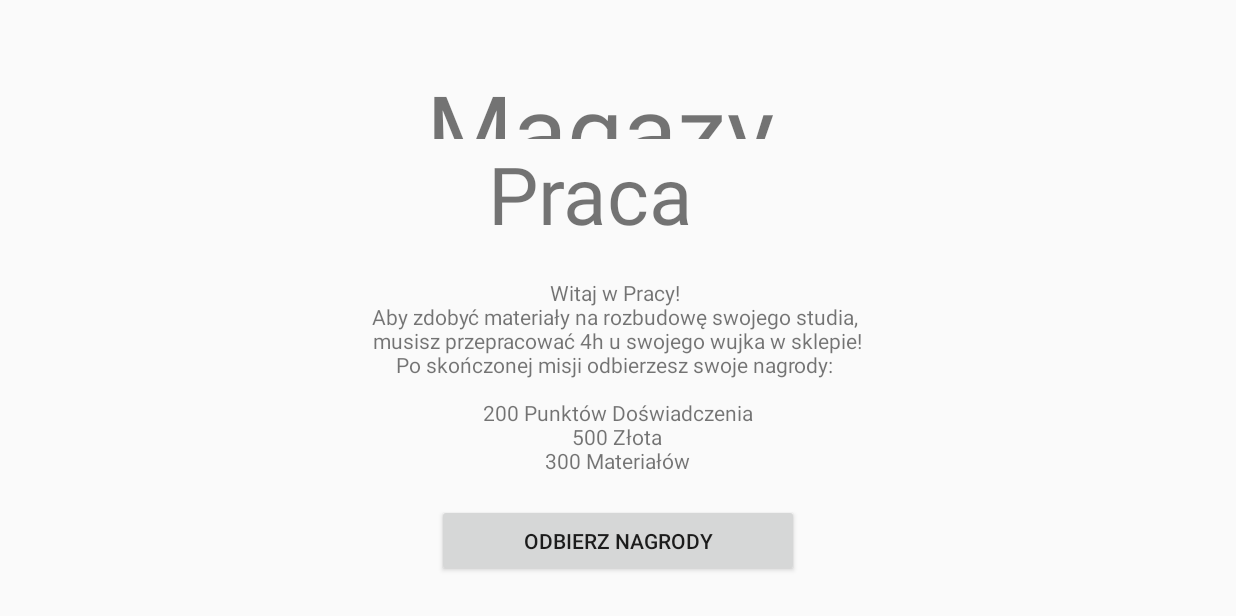
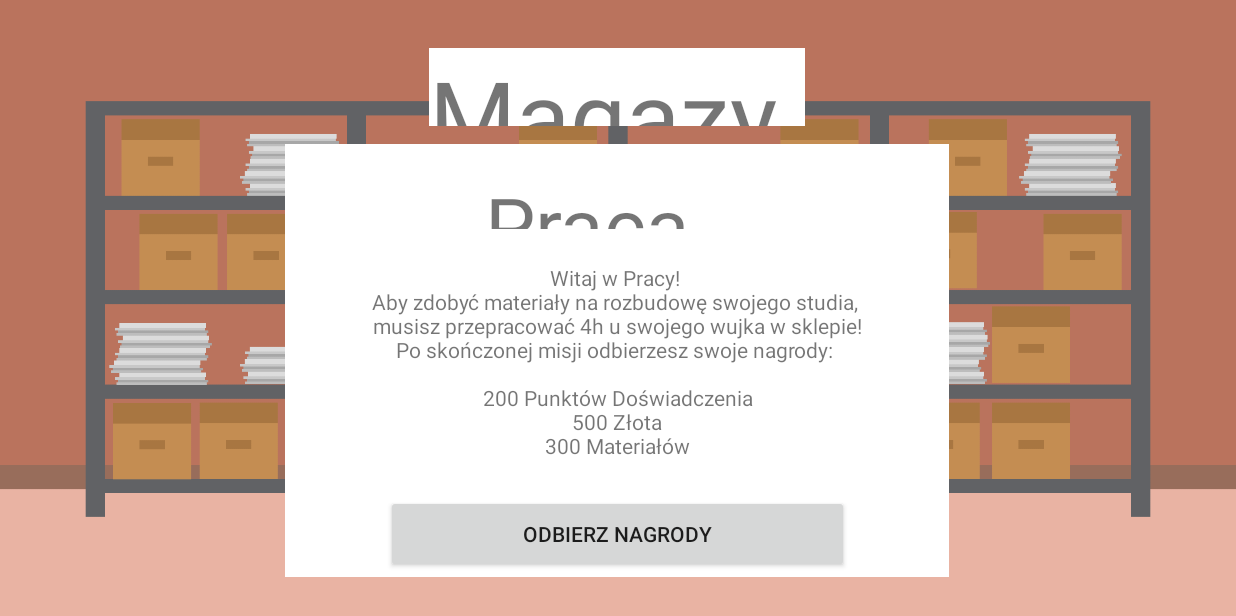
Before and after one commit to KatarzynaKapusta/Studio-graficzne, an Android app: the activity_magazyn screen opened directly, with no data from a screen before it, on a phone screen of 824 x 412 dp (held sideways). Run offline under Robolectric (Android 15) with nearby library versions, the phone set to English and light mode, and no system bars; our stand-ins replace Firebase (no records; nobody signed in at launch, a user with empty details on screens opened directly).

Commit message:
Nowy magazyn

```diff
--- a/app/build.gradle
+++ b/app/build.gradle
@@ -46,4 +46,7 @@ dependencies {
     implementation 'com.google.firebase:firebase-firestore'
     //Firebase authentication ui (auth by email)
     implementation 'com.firebaseui:firebase-ui-auth:7.2.0'
+
+    //noinspection GradleCompatible
+    implementation 'androidx.percentlayout:percentlayout:1.0.0'
 }
--- a/app/src/main/java/com/example/studiograficzne/activity_magazyn.java
+++ b/app/src/main/java/com/example/studiograficzne/activity_magazyn.java
@@ -2,28 +2,95 @@ package com.example.studiograficzne;
 
 import android.os.Bundle;
 import android.widget.Button;
+import android.widget.Toast;
 
 import androidx.annotation.NonNull;
 import androidx.appcompat.app.AppCompatActivity;
 
+import com.google.firebase.auth.FirebaseAuth;
+import com.google.firebase.auth.FirebaseUser;
+import com.google.firebase.database.DataSnapshot;
+import com.google.firebase.database.DatabaseError;
+import com.google.firebase.database.DatabaseReference;
+import com.google.firebase.database.FirebaseDatabase;
+import com.google.firebase.database.ValueEventListener;
+
 public class activity_magazyn extends AppCompatActivity {
+
+
+    FirebaseDatabase firebaseDatabase;
+    DatabaseReference databaseReference;
+    Missions Mission1 = new Missions();
+    UserGameInfo User;
+    FirebaseAuth mAuth;
+
 
     @Override
     protected void onCreate(Bundle savedInstanceState) {
         super.onCreate(savedInstanceState);
         setContentView(R.layout.activity_magazyn);
 
-        UserGameInfo User1 = getIntent().getParcelableExtra("user");
-        Missions Mission1 = new Missions();
+        mAuth = FirebaseAuth.getInstance();
 
-        Button rewardsButton = findViewById(R.id.odbierz_nagrody);
+        firebaseDatabase = FirebaseDatabase.getInstance("https://studio-graficzne-baza-default-rtdb.europe-west1.firebasedatabase.app/");
+        //Odczytać baze danych w mainie
+        //User = getIntent().getParcelableExtra("user");
+        //User = new UserGameInfo();
+
+        Button rewardsButton = findViewById(R.id.collect_rewards);
         rewardsButton.setOnClickListener(view -> {
 
+            FirebaseUser user = mAuth.getCurrentUser();
+            //User.setUID(user.getUid());
 
-            User1.addMissionRewards(Mission1.getM_resources(), Mission1.getM_money(), Mission1.getM_experience());
-            System.out.println(User1.getExperience());
-            System.out.println(User1.getMoney());
-            System.out.println(User1.getResources());
+            if(user!=null)
+            {
+                User.addMissionRewards(Mission1.getM_resources(), Mission1.getM_money(), Mission1.getM_experience());
+//                databaseReference = firebaseDatabase.getReference("Users");
+//                addDatatoFirebase(User.getResources(), User.getMoney(), User.getExperience());
+            }
+            else
+            {
+                Toast.makeText(activity_magazyn.this, "BŁĄD",
+                        Toast.LENGTH_SHORT).show();
+            }
+
+            System.out.println(User.getExperience());
+            System.out.println(User.getMoney());
+            System.out.println(User.getResources());
+        });
+    }
+
+    private void addDatatoFirebase(double res, double money, double exp) {
+        // below 3 lines of code is used to set
+        // data in our object class.
+        FirebaseUser user = mAuth.getCurrentUser();
+
+        User.setResources(res);
+        User.setMoney(money);
+        User.setExperience(exp);
+        // we are use add value event listener method
+        // which is called with database reference.
+        databaseReference.addValueEventListener(new ValueEventListener() {
+            @Override
+            public void onDataChange(@NonNull DataSnapshot snapshot) {
+                // inside the method of on Data change we are setting
+                // our object class to our database reference.
+                // data base reference will sends data to firebase.
+                databaseReference.child(user.getUid()).child("UserGameInfo").child("resources").setValue(User.getResources());
+                databaseReference.child(user.getUid()).child("UserGameInfo").child("money").setValue(User.getMoney());
+                databaseReference.child(user.getUid()).child("UserGameInfo").child("experience").setValue(User.getExperience());
+
+                // after adding this data we are showing toast message.
+                Toast.makeText(activity_magazyn.this, "Przyznano Nagrody", Toast.LENGTH_SHORT).show();
+            }
+
+            @Override
+            public void onCancelled(@NonNull DatabaseError error) {
+                // if the data is not added or it is cancelled then
+                // we are displaying a failure toast message.
+                Toast.makeText(activity_magazyn.this, "Nie przyznano nagród " + error, Toast.LENGTH_SHORT).show();
+            }
         });
     }
 
--- a/app/src/main/res/layout-land/activity_magazyn.xml
+++ b/app/src/main/res/layout-land/activity_magazyn.xml
@@ -6,66 +6,87 @@
     tools:context=".MainActivity"
     tools:ignore="ExtraText"
     android:orientation="horizontal"
-    android:gravity="center">
+    android:background="@drawable/storage_background">
 
     <TextView
         android:id="@+id/magazyn"
-        android:layout_width="161dp"
-        android:layout_height="50dp"
+        android:layout_width="158dp"
+        android:layout_height="wrap_content"
         android:layout_alignParentStart="true"
         android:layout_alignParentTop="true"
         android:layout_alignParentEnd="true"
         android:layout_alignParentBottom="true"
-        android:layout_marginStart="284dp"
-        android:layout_marginTop="41dp"
-        android:layout_marginEnd="286dp"
-        android:layout_marginBottom="319dp"
+        android:layout_marginStart="286dp"
+        android:layout_marginTop="32dp"
+        android:layout_marginEnd="287dp"
+        android:layout_marginBottom="328dp"
+        android:background="@color/white"
         android:text="Magazyn"
-        android:textSize="100px"></TextView>
+        android:textSize="100px" />
 
-    <TextView
-        android:layout_width="wrap_content"
-        android:layout_height="wrap_content"
-        android:layout_alignParentStart="true"
-        android:layout_alignParentEnd="true"
-        android:layout_alignParentBottom="true"
-        android:layout_marginStart="325dp"
-        android:layout_marginTop="42dp"
-        android:layout_marginEnd="328dp"
-        android:layout_marginBottom="247dp"
-        android:text="Praca"
-        android:textSize="80px"></TextView>
-
-    <TextView
-        android:layout_width="wrap_content"
-        android:layout_height="139dp"
+    <RelativeLayout
+        android:id="@+id/mission"
+        android:layout_width="350dp"
+        android:layout_height="288dp"
         android:layout_alignParentStart="true"
         android:layout_alignParentTop="true"
         android:layout_alignParentEnd="true"
         android:layout_alignParentBottom="true"
-        android:layout_marginStart="194dp"
-        android:layout_marginTop="185dp"
-        android:layout_marginEnd="195dp"
-        android:layout_marginBottom="87dp"
-        android:text="Witaj w Pracy!
+        android:layout_centerHorizontal="true"
+        android:layout_marginStart="190dp"
+        android:layout_marginTop="96dp"
+        android:layout_marginEnd="191dp"
+        android:layout_marginBottom="27dp"
+        android:background="@color/white">
+
+        <TextView
+            android:layout_width="78dp"
+            android:layout_height="38dp"
+            android:layout_alignParentStart="true"
+            android:layout_alignParentTop="true"
+            android:layout_alignParentEnd="true"
+            android:layout_alignParentBottom="true"
+            android:layout_marginStart="133dp"
+            android:layout_marginTop="18dp"
+            android:layout_marginEnd="132dp"
+            android:layout_marginBottom="232dp"
+            android:text="Praca"
+            android:textSize="80px">
+
+        </TextView>
+
+        <TextView
+            android:layout_width="match_parent"
+            android:layout_height="137dp"
+            android:layout_alignParentStart="true"
+            android:layout_alignParentTop="true"
+            android:layout_alignParentEnd="true"
+            android:layout_alignParentBottom="true"
+            android:layout_marginStart="0dp"
+            android:layout_marginTop="79dp"
+            android:layout_marginEnd="0dp"
+            android:layout_marginBottom="71dp"
+            android:text="Witaj w Pracy!
 \nAby zdobyć materiały na rozbudowę swojego studia,
 \n musisz przepracować 4h u swojego wujka w sklepie!
 \nPo skończonej misji odbierzesz swoje nagrody:
 \n\n200 Punktów Doświadczenia\n500 Złota\n300 Materiałów"
-        android:textAlignment="center"></TextView>
+            android:textAlignment="center"></TextView>
+
+    </RelativeLayout>
 
     <Button
-        android:id="@+id/odbierz_nagrody"
+        android:id="@+id/collect_rewards"
         android:layout_width="wrap_content"
         android:layout_height="wrap_content"
         android:layout_alignParentStart="true"
         android:layout_alignParentTop="true"
         android:layout_alignParentEnd="true"
         android:layout_alignParentBottom="true"
-        android:layout_marginStart="291dp"
-        android:layout_marginTop="336dp"
-        android:layout_marginEnd="291dp"
-        android:layout_marginBottom="27dp"
+        android:layout_marginStart="257dp"
+        android:layout_marginTop="330dp"
+        android:layout_marginEnd="258dp"
+        android:layout_marginBottom="30dp"
         android:text="Odbierz Nagrody">
 
     </Button>
--- a/app/src/main/res/values/strings.xml
+++ b/app/src/main/res/values/strings.xml
@@ -15,4 +15,7 @@
     <string name="invalidEmailAddreess">Niepoprawny adres email</string>
     <string name="atLeast6CharInPasswd">Hasło musi zawierać przynajmniej 6 znakow</string>
     <string name="passwDoNotMatch">Hasła nie pasują</string>
+    <string name="logowanie">LOGOWANIE</string>
+    <string name="main">MAIN</string>
+    <string name="wyloguj">WYLOGUJ</string>
 </resources>
```
Also changed, not shown: app/src/main/res/layout-land/activity_main.xml (+65 -64 lines), app/src/main/res/drawable/storage_background.png (added).
